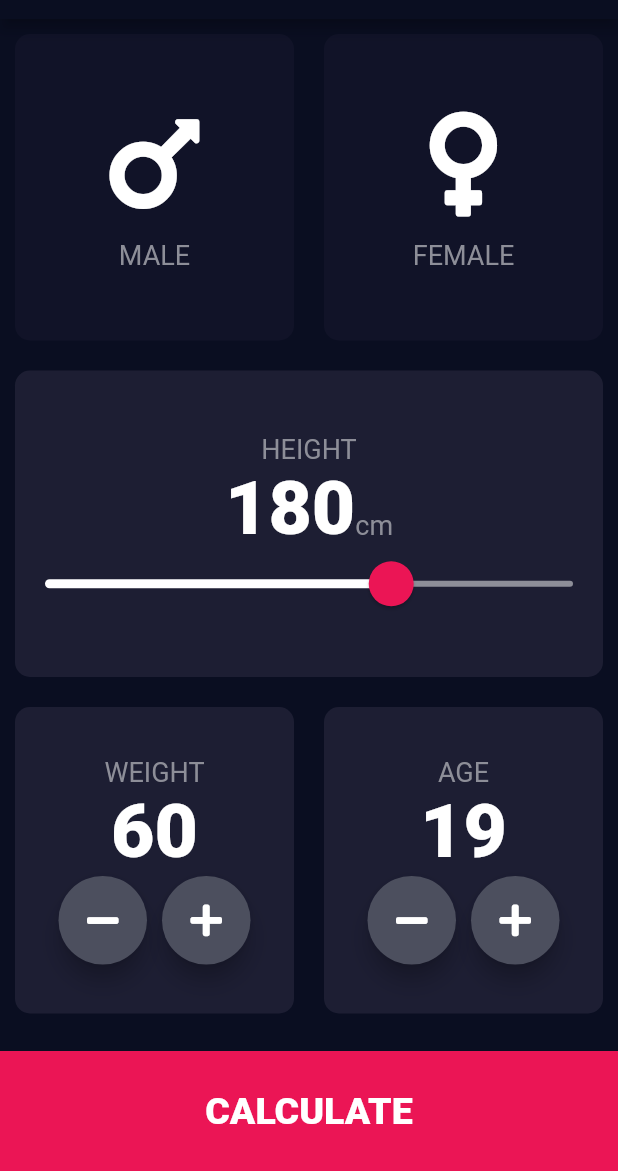
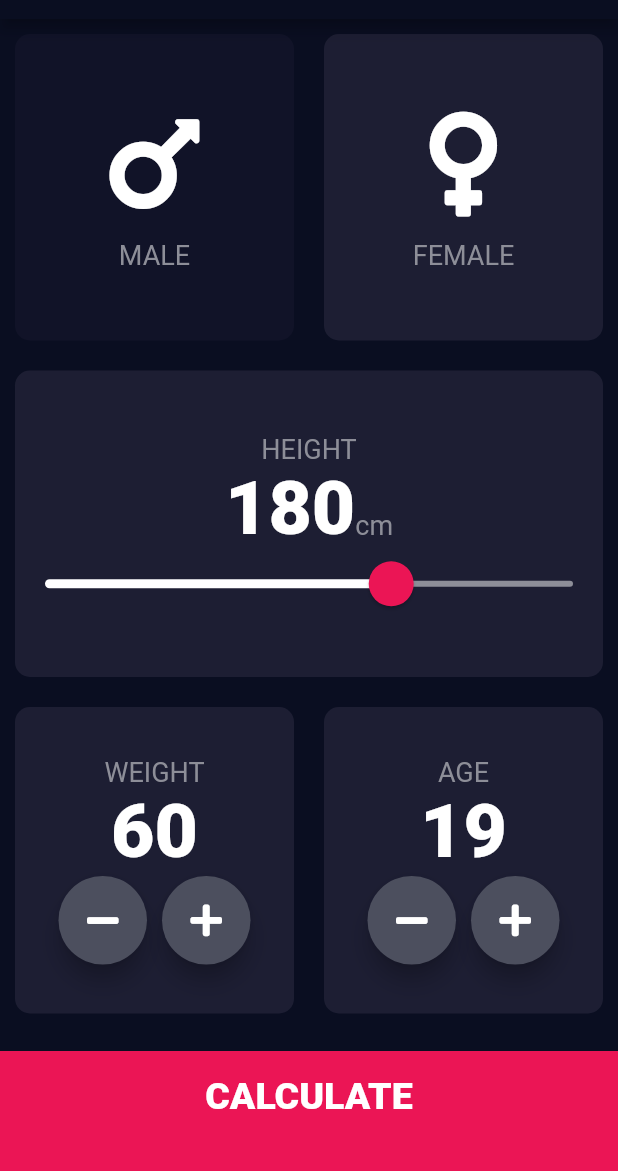
Before and after one commit to neha1903/BMICalculator-, a Flutter app: the screen it shows after launch, on a phone screen of 412 x 824 dp, the part 65-1236 px from its top. Run offline on Flutter 3.47's test engine with Material 2 defaults, Android fonts, the phone set to English and light mode, and no system bars; our stand-ins replace font_awesome_flutter.

Commit message:
Completed Project

```diff
--- /dev/null
+++ b/lib/components/custom_button.dart
@@ -0,0 +1,33 @@
+import 'package:flutter/material.dart';
+
+import '../constants.dart';
+
+class CustomButtonWidget extends StatelessWidget {
+  final String label;
+  final Function onPress;
+  CustomButtonWidget({required this.label, required this.onPress});
+
+  @override
+  Widget build(BuildContext context) {
+    return GestureDetector(
+      onTap: () {
+        onPress();
+      },
+      child: Container(
+        padding: EdgeInsets.only(
+          bottom: 20.0,
+        ),
+        height: kButtonContainerHeight,
+        width: double.infinity,
+        margin: EdgeInsets.only(top: kUpperContainerMargin),
+        color: kButtonContainerColor,
+        child: Center(
+          child: Text(
+            label,
+            style: kButtonTextStyle,
+          ),
+        ),
+      ),
+    );
+  }
+}
--- a/lib/icon_content.dart
+++ b/lib/components/icon_content.dart
@@ -1,6 +1,5 @@
+import 'package:bmi_calculator/constants.dart';
 import 'package:flutter/material.dart';
-
-import 'constants.dart';
 
 class IconContent extends StatelessWidget {
   final String label;
--- a/lib/main.dart
+++ b/lib/main.dart
@@ -1,6 +1,5 @@
+import 'package:bmi_calculator/screens/input_page.dart';
 import 'package:flutter/material.dart';
-
-import 'input_page.dart';
 
 void main() {
   runApp(BMICalculator());
--- a/lib/input_page.dart
+++ b/lib/screens/input_page.dart
@@ -1,29 +1,12 @@
+import 'package:bmi_calculator/calculator_brain.dart';
+import 'package:bmi_calculator/components/custom_button.dart';
+import 'package:bmi_calculator/components/icon_content.dart';
+import 'package:bmi_calculator/components/reusable_card.dart';
+import 'package:bmi_calculator/components/round_icon_button.dart';
+import 'package:bmi_calculator/constants.dart';
+import 'package:bmi_calculator/screens/result_page.dart';
 import 'package:flutter/material.dart';
 import 'package:font_awesome_flutter/font_awesome_flutter.dart';
-
-import 'constants.dart';
-import 'icon_content.dart';
-import 'reusable_card.dart';
-import 'round_icon_button.dart';
-
-enum ContainerType {
-  Gender,
-  NoName,
-  Height,
-  weight,
-  age,
-}
-
-enum Gender {
-  male,
-  female,
-  unKnown,
-}
-
-enum ButtonType {
-  plus,
-  minus,
-}
 
 class InputPage extends StatefulWidget {
   const InputPage({Key? key}) : super(key: key);
@@ -32,7 +15,7 @@ class InputPage extends StatefulWidget {
 }
 
 class _InputPageState extends State<InputPage> {
-  late Gender selectedGender = Gender.unKnown;
+  late Gender selectedGender = Gender.female;
   int height = 180;
   int weight = 60;
   int age = 19;
@@ -57,21 +40,29 @@ class _InputPageState extends State<InputPage> {
     list.add(addRows(2, ContainerType.Gender));
     list.add(addRows(1, ContainerType.Height));
     list.add(addRows(2, ContainerType.NoName));
-    list.add(
-      Container(
-        height: kButtonContainerHeight,
-        width: double.infinity,
-        margin: EdgeInsets.only(top: kUpperContainerMargin),
-        color: kButtonContainerColor,
-        child: Center(
-          child: Text(
-            "CALCULATE",
-            style: kButtonTextStyle,
-          ),
-        ),
+    list.add(CustomButtonWidget(
+      label: "CALCULATE",
+      onPress: () {
+        moveToCalculate(context);
+      },
+    ));
+    return list;
+  }
+
+  void moveToCalculate(BuildContext context) {
+    CalculatorBrain calc = CalculatorBrain(height: height, weight: weight);
+    Navigator.push(
+      context,
+      MaterialPageRoute(
+        builder: (context) {
+          return ResultPage(
+            bMIResult: calc.calculateBMI(),
+            result: calc.getResult(),
+            interpretation: calc.getInterpretation(),
+          );
+        },
       ),
     );
-    return list;
   }
 
   Expanded addRows(int num, ContainerType containerType) {
--- a/pubspec.yaml
+++ b/pubspec.yaml
@@ -1,4 +1,4 @@
-name: bmi_calulator
+name: bmi_calculator
 description: BMI Calculator Building Custom Flutter UI
 
 # The following line prevents the package from being accidentally published to
```
Also changed, not shown: lib/calculator_brain.dart (added, +35 -0 lines), lib/constants.dart (+40 -0 lines), lib/screens/result_page.dart (added, +78 -0 lines), lib/components/reusable_card.dart (renamed from lib/reusable_card.dart), lib/components/round_icon_button.dart (renamed from lib/round_icon_button.dart), 1 other file.
